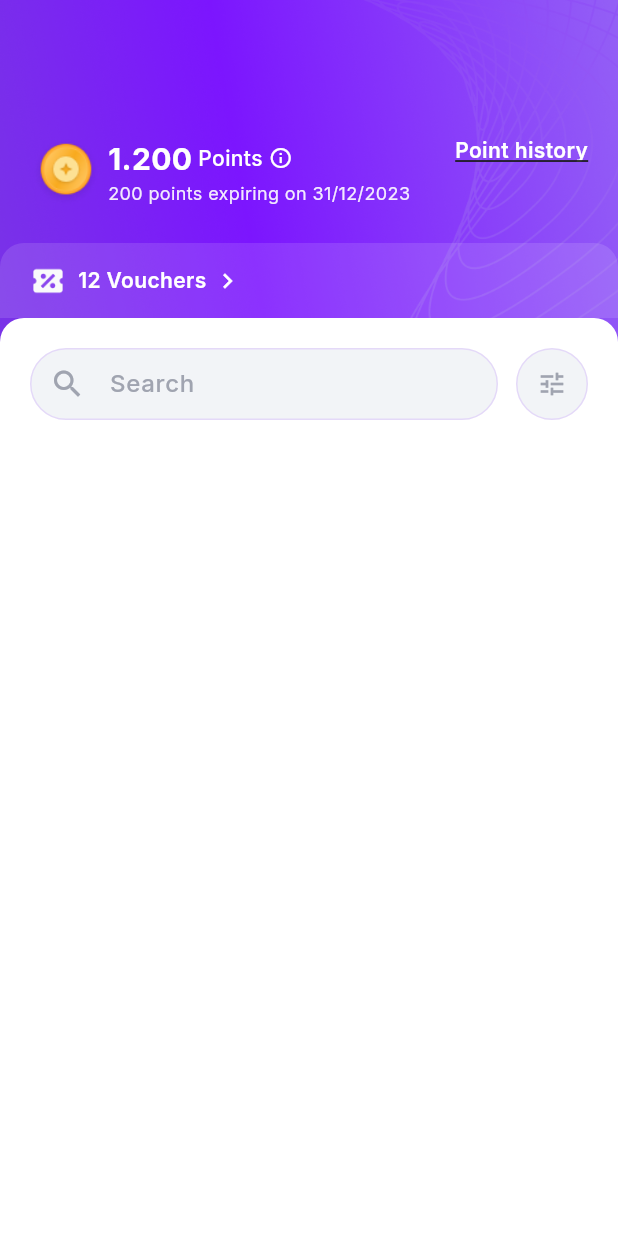
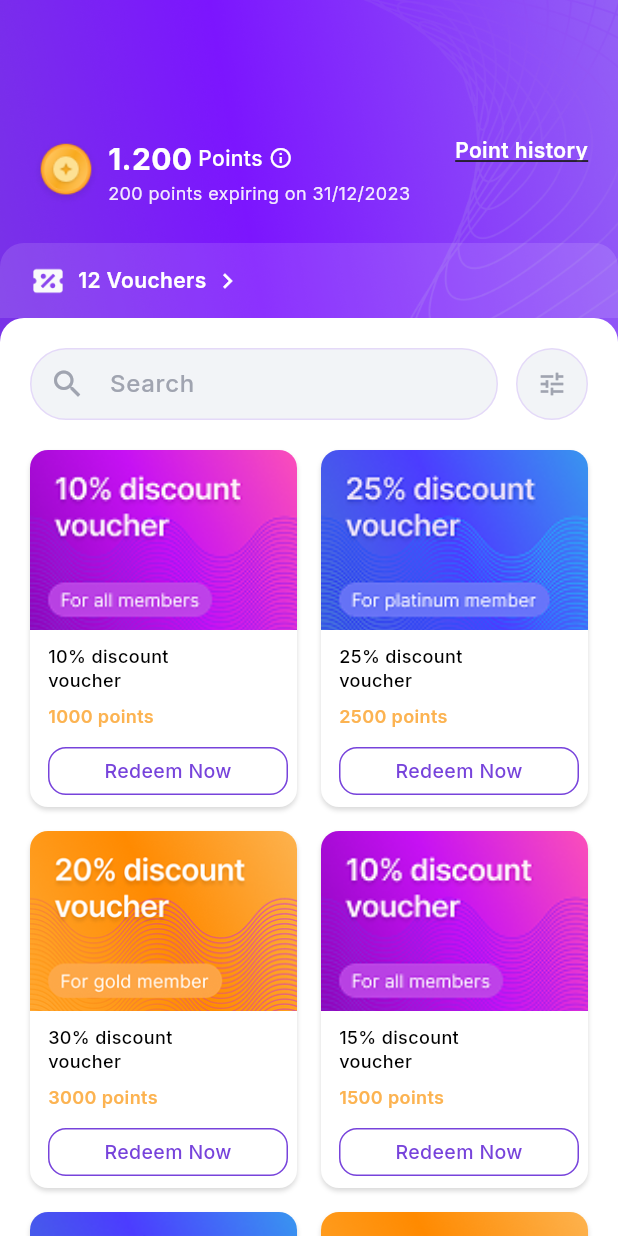
Before and after one commit to luthfan1234/mobile_loyality_app, a Flutter app: the RewardScreen widget shown alone on an empty page, opened directly, on a phone screen of 412 x 824 dp. Run offline on Flutter 3.47's test engine with Material 3 defaults, Android fonts, the phone set to English and light mode, and no system bars; drawn by our look-alikes of flutter_animate; our stand-ins replace google_fonts.

Commit message:
Add redeem points tab with discount cards to RewardScreen for enhanced user engagement

```diff
--- a/lib/screen/reward_screen.dart
+++ b/lib/screen/reward_screen.dart
@@ -111,6 +111,7 @@ class RewardScreen extends StatelessWidget {
                   ],
                 ),
                 const SizedBox(height: 20),
+                _buildRedeemPointsTab(),
               ],
             ),
           ),
@@ -118,6 +119,147 @@ class RewardScreen extends StatelessWidget {
       ),
     );
   }
+}
+
+Widget _buildRedeemPointsTab() {
+  return ListView(
+    shrinkWrap: true,
+    physics: const NeverScrollableScrollPhysics(),
+    padding: EdgeInsets.zero,
+    children: [
+      Padding(
+        padding: const EdgeInsets.all(0),
+        child: Column(
+          crossAxisAlignment: CrossAxisAlignment.start,
+          children: [
+            // First row
+            Row(
+              children: [
+                Expanded(child: _buildDiscountCard(0)),
+                const SizedBox(width: 16),
+                Expanded(child: _buildDiscountCard(1)),
+              ],
+            ),
+            const SizedBox(height: 16),
+            // Second row
+            Row(
+              children: [
+                Expanded(child: _buildDiscountCard(2)),
+                const SizedBox(width: 16),
+                Expanded(child: _buildDiscountCard(3)),
+              ],
+            ),
+            const SizedBox(height: 16),
+            // Third row
+            Row(
+              children: [
+                Expanded(child: _buildDiscountCard(4)),
+                const SizedBox(width: 16),
+                Expanded(child: _buildDiscountCard(5)),
+              ],
+            ),
+          ],
+        ),
+      ),
+    ],
+  );
+}
+
+Widget _buildDiscountCard(int index) {
+  final discounts = ['10%', '25%', '30%', '15%', '20%', '35%'];
+  final points = ['1000', '2500', '3000', '1500', '2000', '3500'];
+
+  return Container(
+        height: 238,
+        decoration: BoxDecoration(
+          color: Colors.white,
+          borderRadius: BorderRadius.circular(12),
+          boxShadow: [
+            BoxShadow(
+              // ignore: deprecated_member_use
+              color: Colors.black.withOpacity(0.15),
+              blurRadius: 2,
+              spreadRadius: 0,
+              offset: const Offset(0, 2),
+            ),
+          ],
+        ),
+        child: Stack(
+          children: [
+            Positioned(
+              top: 0,
+              left: 0,
+              right: 0,
+              child: ClipRRect(
+                borderRadius: const BorderRadius.only(
+                  topLeft: Radius.circular(12),
+                  topRight: Radius.circular(12),
+                ),
+                child: Image.asset(
+                  'assets/images/discount${(index % 3) + 1}.png',
+                  height: 120,
+                  fit: BoxFit.cover,
+                ),
+              ),
+            ),
+            Positioned(
+              top: 130,
+              left: 12,
+              child: Column(
+                crossAxisAlignment: CrossAxisAlignment.start,
+                children: [
+                  Text(
+                    '${discounts[index]} discount \nvoucher',
+                    style: GoogleFonts.inter(
+                      fontSize: 12,
+                      fontWeight: FontWeight.w500,
+                      color: Colors.black,
+                      height: 1.3,
+                    ),
+                  ),
+                  const SizedBox(height: 8),
+                  Text(
+                    '${points[index]} points',
+                    style: GoogleFonts.inter(
+                      fontSize: 12,
+                      fontWeight: FontWeight.w600,
+                      color: const Color(0xFFFCB351),
+                      height: 1.3,
+                    ),
+                  ),
+                  const SizedBox(height: 12),
+                  Container(
+                    width: 160,
+                    height: 32,
+                    alignment: Alignment.center,
+                    decoration: BoxDecoration(
+                      border: Border.all(
+                        color: const Color(0xFF7743DB),
+                        width: 1,
+                      ),
+                      color: Colors.transparent,
+                      borderRadius: BorderRadius.circular(12),
+                    ),
+                    child: Center(
+                      child: Text(
+                        'Redeem Now',
+                        style: GoogleFonts.inter(
+                          fontSize: 13,
+                          fontWeight: FontWeight.w500,
+                          color: Color(0xFF7743DB),
+                        ),
+                      ),
+                    ),
+                  ),
+                ],
+              ),
+            ),
+          ],
+        ),
+      )
+      .animate()
+      .fadeIn(duration: 500.ms, delay: (150 * index).ms)
+      .slideY(begin: 0.5, end: 0, curve: Curves.easeOutCubic);
 }
 
 // ignore: camel_case_types
```
